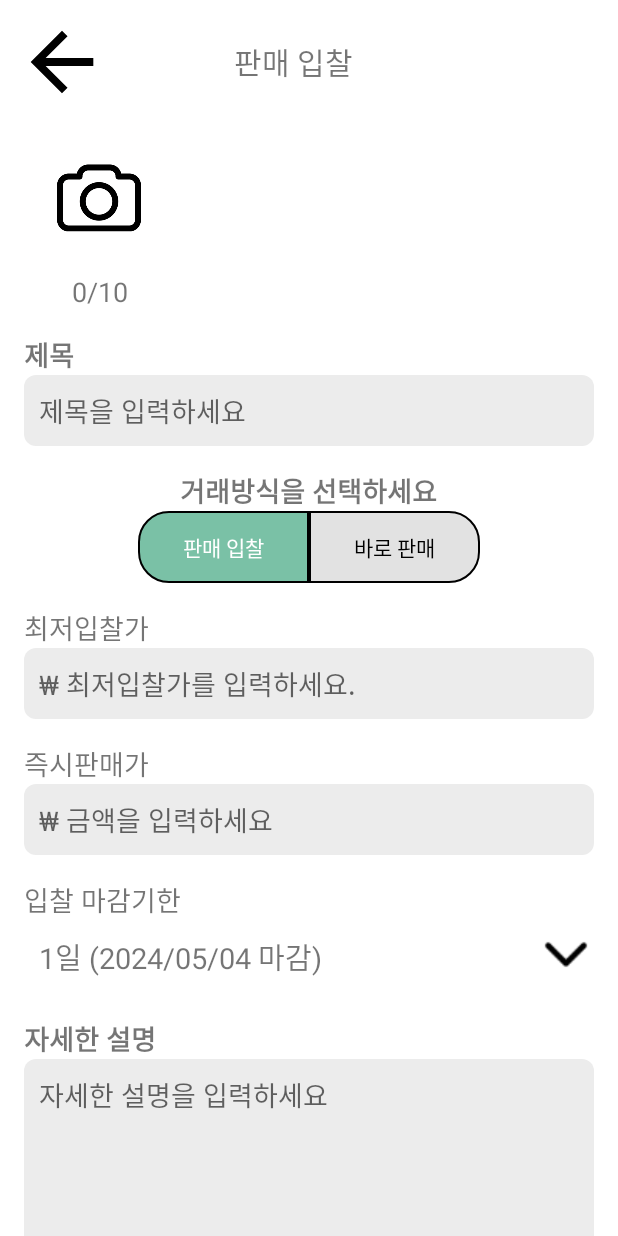
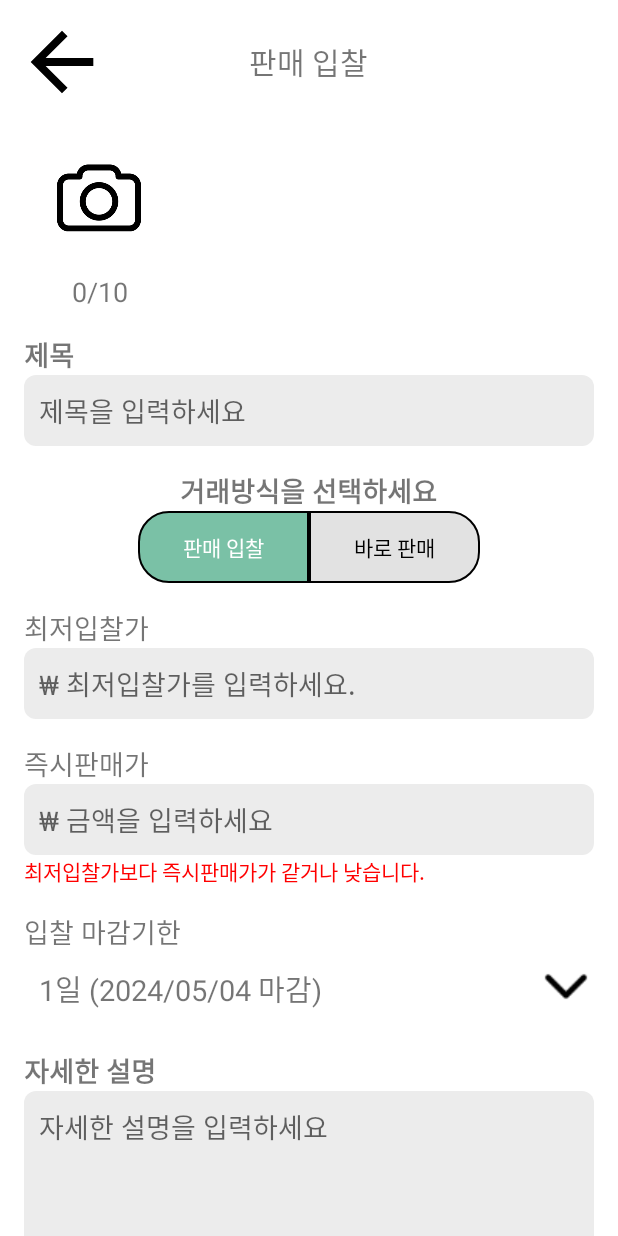
Before and after one commit to Eu1j1n/DailyDeliver, an Android app: the EditPostActivity screen opened directly, with no data from a screen before it, after a tap on "판매 입찰", on a phone screen of 412 x 824 dp. Run offline under Robolectric (Android 15) with nearby library versions, the phone set to English and light mode, and no system bars; pictures from the network do not load.

```diff
--- a/app/build.gradle
+++ b/app/build.gradle
@@ -46,6 +46,8 @@
     implementation "androidx.swiperefreshlayout:swiperefreshlayout:1.1.0"
     implementation "androidx.viewpager2:viewpager2:1.0.0"
     implementation 'org.java-websocket:Java-WebSocket:1.5.1'
+    implementation(platform("com.google.firebase:firebase-bom:32.3.1"))
+    implementation("com.google.firebase:firebase-auth")
     implementation "com.naver.maps:map-sdk:3.16.2"
     implementation 'androidx.privacysandbox.tools:tools-core:+'
     annotationProcessor 'com.github.bumptech.glide:compiler:4.9.0'
--- a/app/src/main/java/com/example/dailydeliver/Activity/LoginActivity.java
+++ b/app/src/main/java/com/example/dailydeliver/Activity/LoginActivity.java
@@ -128,10 +128,12 @@
                 String receiveID = editID.getText().toString();
                 String receivePassword = editPassword.getText().toString();
 
+                String hashPassword = HashPassword.sha256(receivePassword);
+
                 ApiService apiService = RetrofitClient.getClient(baseUri).create(ApiService.class);
 
                 // Retrofit을 사용하여 로그인 요청 전송
-                Call<ResponseBody> call = apiService.loginUser(receiveID, receivePassword);
+                Call<ResponseBody> call = apiService.loginUser(receiveID, hashPassword);
 
                 call.enqueue(new Callback<ResponseBody>() {
                     @Override
--- a/app/src/main/java/com/example/dailydeliver/ApiService.java
+++ b/app/src/main/java/com/example/dailydeliver/ApiService.java
@@ -30,11 +30,24 @@
 
 public interface ApiService {
 
+    @POST("postLikes.php")
+    Call<Void> sendLikeRequest(@Query("title") String title,
+                               @Query("location") String location,
+                               @Query("price") String price,
+                               @Query("userName") String userName);
+
 
     @POST("rechargeCredit.php")
     Call<ResponseBody> updateCredit(@Body CreditUpdateRequest request);
     @GET("sendUserCredit.php")
     Call<CreditResponse> getCredit(@Query("receiveID") String receiveID);
+
+    @POST("updateUserCredit.php")
+    Call<Void> updateUserCredit(
+            @Query("userId") String userId,
+            @Query("price") String price
+
+    );
 
 
 
--- a/app/src/main/java/com/example/dailydeliver/Fragment/EditPostActivity.java
+++ b/app/src/main/java/com/example/dailydeliver/Fragment/EditPostActivity.java
@@ -220,6 +220,7 @@
             @Override
             public void onClick(View v) {
                 selectedButton = 1; // 즉시 판매 버튼을 선택한 상태로 변경
+
                 updateButtonBackgrounds();
             }
         });
@@ -663,6 +664,7 @@
                 bidPriceEditText.setVisibility(View.VISIBLE);
                 bidPriceTextView.setVisibility(View.VISIBLE);
                 priceTextView.setText("즉시판매가");
+                priceEditText.setText("");
                 editPostTextView.setText("판매 입찰");
                 deadline.setVisibility(View.VISIBLE);
                 deadlineTextView.setVisibility(View.VISIBLE);
@@ -672,6 +674,8 @@
 
                 bidPriceEditText.setVisibility(View.GONE);
                 bidPriceTextView.setVisibility(View.GONE);
+                bidPriceEditText.setText("");
+                warningLOW.setVisibility(View.GONE);
                 priceTextView.setText("가격");
                 editPostTextView.setText("즉시 판매");
                 deadline.setVisibility(View.GONE);
--- a/app/src/main/res/layout/activity_edit_post.xml
+++ b/app/src/main/res/layout/activity_edit_post.xml
@@ -12,10 +12,9 @@
     android:orientation="vertical">
 
     <!-- 제목 부분 -->
-    <LinearLayout
+    <RelativeLayout
         android:layout_width="match_parent"
         android:layout_height="wrap_content"
-        android:orientation="horizontal"
         android:layout_marginTop="16dp"
         android:layout_marginStart="16dp"
         android:layout_marginEnd="16dp">
@@ -26,20 +25,20 @@
             android:layout_height="50dp"
             android:src="@drawable/backbutton_foreground"
             android:background="@color/white"
-            android:padding="8dp"/>
+            android:padding="8dp"
+            android:layout_alignParentStart="true"/>
 
         <TextView
             android:id="@+id/editPostTextView"
             android:layout_width="wrap_content"
             android:layout_height="wrap_content"
-
             android:text="판매 입찰"
             android:textSize="20sp"
+            android:layout_centerHorizontal="true"
+            android:layout_centerVertical="true"
+            />
+    </RelativeLayout>
 
-            android:layout_marginLeft="90dp"
-            android:layout_gravity="center_vertical"
-            />
-    </LinearLayout>
 
     <!-- 이미지뷰와 리사이클러뷰 -->
     <LinearLayout
```
Also changed, not shown: app/src/main/java/com/example/dailydeliver/Activity/HashPassword.java (added, +24 -0 lines), app/src/main/java/com/example/dailydeliver/Activity/JoinActivity.java (+79 -25 lines), app/src/main/java/com/example/dailydeliver/Fragment/ProductDetail.java (+86 -14 lines), app/src/main/res/layout/activity_join.xml (+24 -22 lines).
